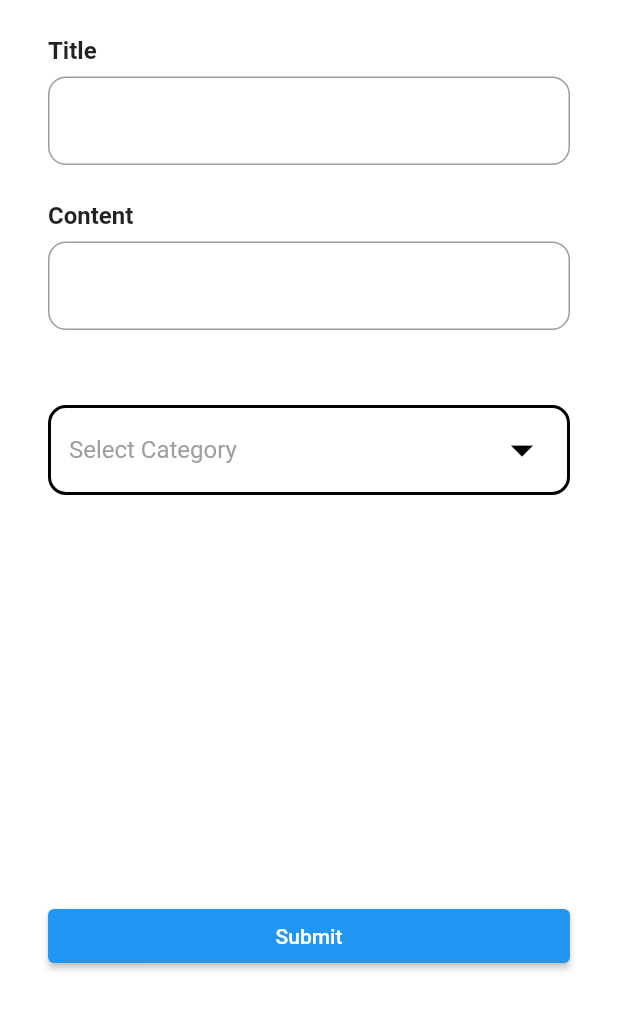
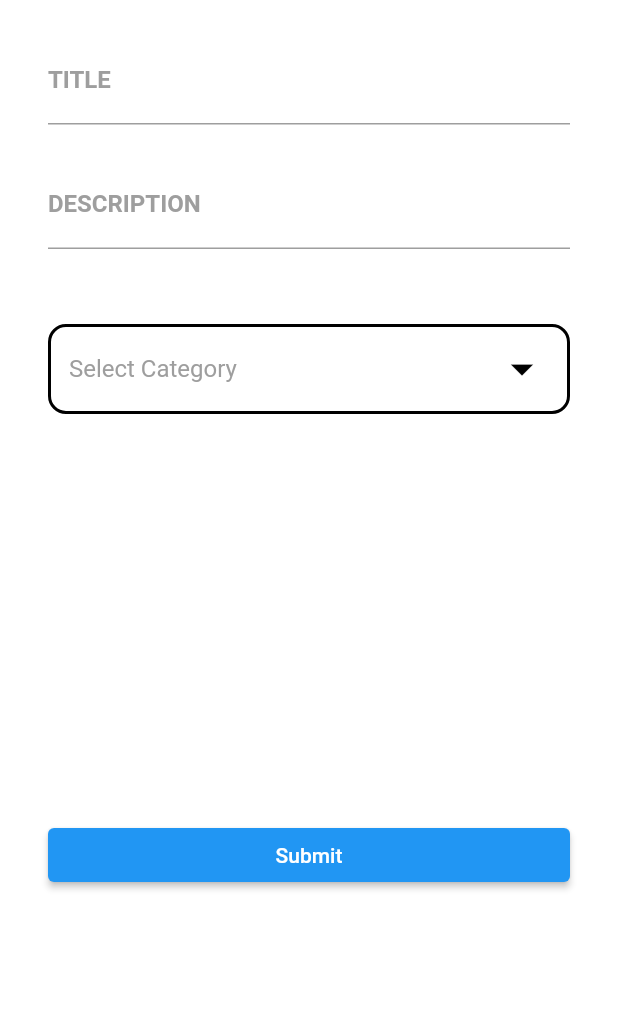
Before and after one commit to betaoverflow/donna, a Flutter app: the FormPage screen opened directly, after a tap on "Submit", on a phone screen of 412 x 824 dp. Shown: the top 1010 px of the screen. Run offline on Flutter 3.47's test engine with Material 2 defaults, Android fonts, the phone set to English and light mode, and no system bars; our stand-ins replace animated_theme_switcher, bubble_bottom_bar, cloud_firestore, firebase_auth, firebase_core, flutter_tts; accounts and stored records are empty; network calls fail; Roboto replaces fonts that are missing (Montserrat).

Commit message:
Feat: Add personalized commands
Signed-off-by: Aabhas <aabhassao0@gmail.com>

```diff
--- a/lib/screens/formPage.dart
+++ b/lib/screens/formPage.dart
@@ -1,8 +1,6 @@
 import 'package:donna/services/db.dart';
 import 'package:donna/widgets/dropdown.dart';
 import 'package:flutter/material.dart';
-import 'package:donna/widgets/button.dart';
-import 'package:donna/widgets/textField.dart';
 import 'package:provider/provider.dart';
 import 'package:donna/model/UserAuth.dart';
 
@@ -12,6 +10,15 @@ class FormPage extends StatefulWidget {
 }
 
 class _FormPageState extends State<FormPage> {
+  final TextEditingController _title = TextEditingController();
+  final TextEditingController _content = TextEditingController();
+
+  @override
+  void dispose() {
+    _title.dispose();
+    _content.dispose();
+    super.dispose();
+  }
 
   @override
   Widget build(BuildContext context) {
@@ -25,27 +32,38 @@ class _FormPageState extends State<FormPage> {
           physics: BouncingScrollPhysics(),
           children: [
             const SizedBox(height: 24),
-            TextFieldWidget(
-              label: 'Title',
-              text: '',
-              onChanged: (name) {},
+            TextField(
+              controller: _title,
+              decoration: InputDecoration(
+                  labelText: 'TITLE ',
+                  labelStyle: TextStyle(
+                      fontFamily: 'Montserrat',
+                      fontWeight: FontWeight.bold,
+                      color: Colors.grey),
+                  focusedBorder: UnderlineInputBorder(
+                      borderSide: BorderSide(color: Colors.green))),
             ),
             const SizedBox(height: 24),
-            TextFieldWidget(
-              label: 'Content',
-              text: '',
-              onChanged: (name) {},
+            TextField(
+              controller: _content,
+              decoration: InputDecoration(
+                  labelText: 'DESCRIPTION ',
+                  labelStyle: TextStyle(
+                      fontFamily: 'Montserrat',
+                      fontWeight: FontWeight.bold,
+                      color: Colors.grey),
+                  focusedBorder: UnderlineInputBorder(
+                      borderSide: BorderSide(color: Colors.green))),
             ),
             const SizedBox(height: 50),
             DropDown(),
             const SizedBox(height: 270),
             ElevatedButton(
                 onPressed: () async {
-                  await firestore.updateCommands("food_and_drinks", "Pasta", "I need pasta");
+                  await firestore.updateCommands(_title.text, _content.text);
                 },
                 child: Text("Submit")),
           ]),
-
     );
   }
 }
--- a/lib/services/db.dart
+++ b/lib/services/db.dart
@@ -22,28 +22,25 @@ class FireStoreService {
         .catchError((error) => print("Failed to add user: $error"));
   }
 
-  Future<void> updateCommands(String category, String title, String content) async {
+  Future<void> updateCommands(String title, String content) async {
     var custom;
+
     await users.doc(user?.uid).get().then(
         (snapshot) {
           custom = snapshot.get("commands");
 
-          print(custom[category]);
-          custom[category].add({"title": title, "content": content});
+          // print(custom["personalized"]);
+          if(custom["personalized"] == null) {
+            custom["personalized"] = [{"title": title, "content": content}];
+            // print(custom["personalized"]);
+          } else {
+            custom["personalized"].add({"title": title, "content": content});
+          }
         }
     );
 
+    // print(custom);
 
-    // var testCommand = {
-    //   "food_and_drinks": [
-    //     {"title": 'Water', "content": "I need water"},
-    //     {"title": "Pizza", "content" : "I need pizza"},
-    //   ],
-    //   "health": [
-    //     "I am not feeling well"
-    //   ]
-    // };
-    //
     return users
         .doc(user?.uid)
         .update({"commands": custom})
```
